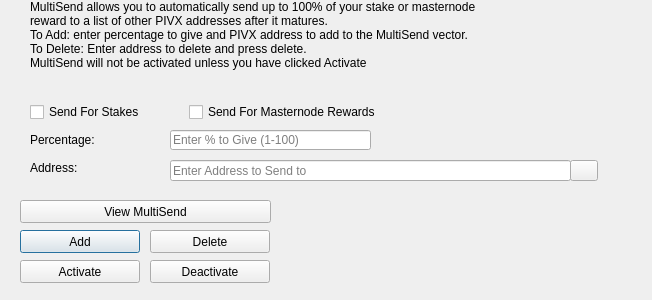
The window that src/qt/forms/multisenddialog.ui (scryptachain/scrypta) describes before a commit, drawn with Qt 5.
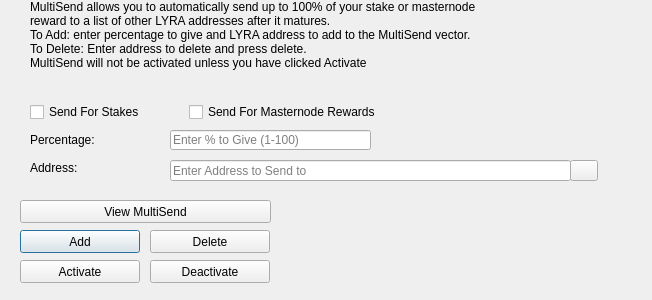
The same window after the commit. Icons and pictures are not drawn.

Patch:
```diff
--- a/src/qt/forms/multisenddialog.ui
+++ b/src/qt/forms/multisenddialog.ui
@@ -61,8 +61,8 @@
     <number>1</number>
    </property>
    <property name="text">
-    <string>MultiSend allows you to automatically send up to 100% of your stake or masternode reward to a list of other PIVX addresses after it matures.
-To Add: enter percentage to give and PIVX address to add to the MultiSend vector.
+    <string>MultiSend allows you to automatically send up to 100% of your stake or masternode reward to a list of other LYRA addresses after it matures.
+To Add: enter percentage to give and LYRA address to add to the MultiSend vector.
 To Delete: Enter address to delete and press delete.
 MultiSend will not be activated unless you have clicked Activate</string>
    </property>
```
Left out of the diff: 4 changed lines with no effect on the pictures.
